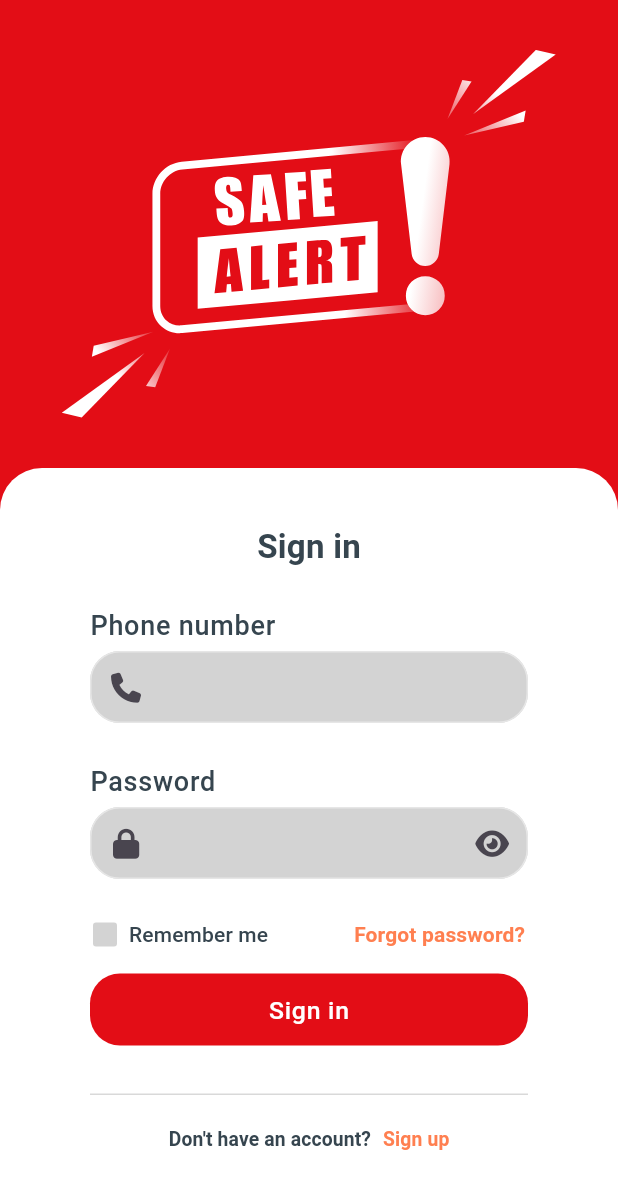
After one commit to dscdut/safe-alert, a Flutter app: the screen it shows after launch, on a phone screen of 412 x 824 dp. The commit adds this screen. Shown: the top 1189 px of the screen. Run offline on Flutter 3.47's test engine with Material 3 defaults, Android fonts, the phone set to English and light mode, and no system bars; our stand-ins replace bloc, dio, easy_localization, equatable, firebase_core, firebase_messaging and 11 more; accounts and stored records are empty; Roboto replaces fonts that are missing (SFDisplay); project files that could hold a hidden picture were left out.

Commit message:
refactor/SAFE-18
split BottomSheet widget and remove unnecessary logs

```diff
--- a/mobile/lib/common/helpers/dio_helper.dart
+++ b/mobile/lib/common/helpers/dio_helper.dart
@@ -62,8 +62,6 @@ class DioHelper {
       options: options,
     );
 
-    log(response.toString());
-
     return HttpRequestResponse(
       data: response.data,
       headers: response.headers,
--- /dev/null
+++ b/mobile/lib/presentation/auth/widgets/login/login_bottom_sheet.dart
@@ -0,0 +1,121 @@
+import 'package:easy_localization/easy_localization.dart';
+import 'package:flutter/material.dart';
+import 'package:flutter_bloc/flutter_bloc.dart';
+import 'package:flutter_screenutil/flutter_screenutil.dart';
+import 'package:flutter_template/common/extensions/context_extension.dart';
+import 'package:flutter_template/generated/locale_keys.g.dart';
+import 'package:flutter_template/presentation/auth/bloc/login/login_bloc.dart';
+import 'package:flutter_template/presentation/auth/widgets/login/login_form.dart';
+import 'package:flutter_template/presentation/widgets/common_rounded_button.dart';
+
+class LoginBottomSheet extends StatelessWidget {
+  const LoginBottomSheet({
+    super.key,
+    required this.formKey,
+    required this.phoneNumberEditController,
+    required this.passwordEditController,
+    required this.submitLogin,
+  });
+
+  final GlobalKey<FormState> formKey;
+  final TextEditingController phoneNumberEditController;
+  final TextEditingController passwordEditController;
+  final Function submitLogin;
+
+  @override
+  Widget build(BuildContext context) {
+    return BottomSheet(
+      enableDrag: false,
+      constraints: BoxConstraints(
+        minHeight: MediaQuery.of(context).size.height * 0.65,
+      ),
+      backgroundColor: Colors.white,
+      onClosing: () {},
+      builder: (context) {
+        return SingleChildScrollView(
+          child: Column(
+            children: [
+              const SizedBox(height: 36),
+              Text(
+                LocaleKeys.auth_sign_in.tr(),
+                style: context.titleMedium.copyWith(
+                  color: context.themeConfig.defaultTextColor,
+                  fontSize: 24.sp,
+                  fontWeight: FontWeight.w700,
+                ),
+              ),
+              const SizedBox(height: 24),
+              Padding(
+                padding: const EdgeInsets.symmetric(horizontal: 50),
+                child: LoginForm(
+                  formKey: formKey,
+                  phoneNumberEditController: phoneNumberEditController,
+                  passwordEditController: passwordEditController,
+                ),
+              ),
+              const SizedBox(height: 16),
+              BlocBuilder<LoginBloc, LoginState>(
+                builder: (context, state) {
+                  return Padding(
+                    padding: const EdgeInsets.symmetric(horizontal: 60),
+                    child: CommonRoundedButton(
+                      textStyle: context.labelMedium.copyWith(
+                        color: Colors.white,
+                        fontSize: 18.sp,
+                        fontWeight: FontWeight.w500,
+                      ),
+                      borderRadius: 20,
+                      backgroundColor:
+                          context.themeConfig.splashBackgroundColor,
+                      onPressed: () => submitLogin,
+                      isLoading: state is LoginLoading,
+                      content: LocaleKeys.auth_sign_in.tr(),
+                      width: double.infinity,
+                    ),
+                  );
+                },
+              ),
+              const SizedBox(height: 32),
+              Padding(
+                padding: const EdgeInsets.symmetric(horizontal: 60),
+                child: Divider(
+                  color: context.themeConfig.dividerColor,
+                  thickness: 1,
+                  height: 1,
+                ),
+              ),
+              const SizedBox(height: 20),
+              InkWell(
+                onTap: () {},
+                child: RichText(
+                  text: TextSpan(
+                    children: [
+                      TextSpan(
+                        text: LocaleKeys.texts_dont_have_account.tr(),
+                        style: context.titleSmall.copyWith(
+                          color: context.themeConfig.defaultTextColor,
+                          fontSize: 14.sp,
+                          fontWeight: FontWeight.w700,
+                        ),
+                      ),
+                      const WidgetSpan(child: SizedBox(width: 8)),
+                      TextSpan(
+                        text: LocaleKeys.auth_sign_up.tr(),
+                        style: context.titleSmall.copyWith(
+                          color: context.themeConfig.orangeTextColor,
+                          fontSize: 14.sp,
+                          fontWeight: FontWeight.w600,
+                        ),
+                      ),
+                    ],
+                  ),
+                ),
+              ),
+              const SizedBox(height: 8),
+            ],
+          ),
+        );
+      },
+    );
+  }
+}
--- a/mobile/lib/presentation/auth/widgets/login_form.dart
+++ b/mobile/lib/presentation/auth/widgets/login/login_form.dart
@@ -3,7 +3,7 @@ import 'package:flutter/material.dart';
 import 'package:flutter_bloc/flutter_bloc.dart';
 import 'package:flutter_template/common/extensions/context_extension.dart';
 import 'package:flutter_template/common/utils/validator_util.dart';
-import 'package:flutter_template/presentation/auth/widgets/auth_check_box.dart';
+import 'package:flutter_template/presentation/auth/widgets/login/auth_check_box.dart';
 import 'package:flutter_template/presentation/widgets/common_text_form_field.dart';
 import 'package:flutter_template/generated/locale_keys.g.dart';
 import 'package:flutter_template/presentation/auth/bloc/login/login_bloc.dart';
```
Also changed, not shown: mobile/lib/presentation/auth/views/login_view.dart (+7 -95 lines), mobile/lib/presentation/auth/widgets/login/auth_check_box.dart (renamed from mobile/lib/presentation/auth/widgets/auth_check_box.dart).
